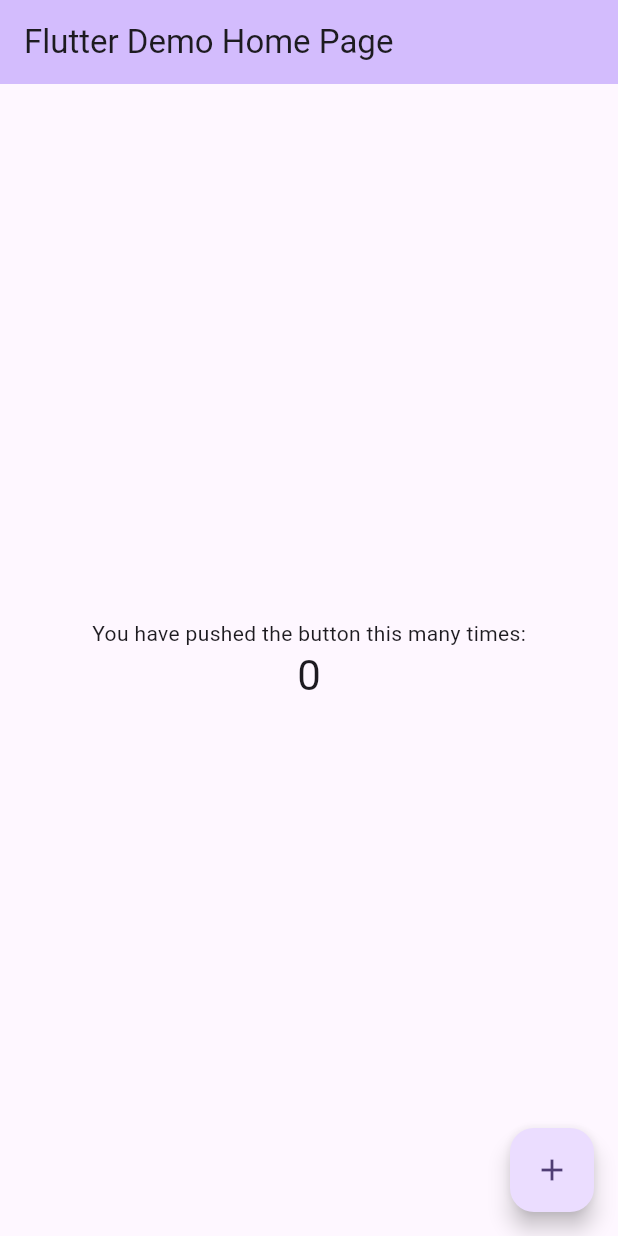
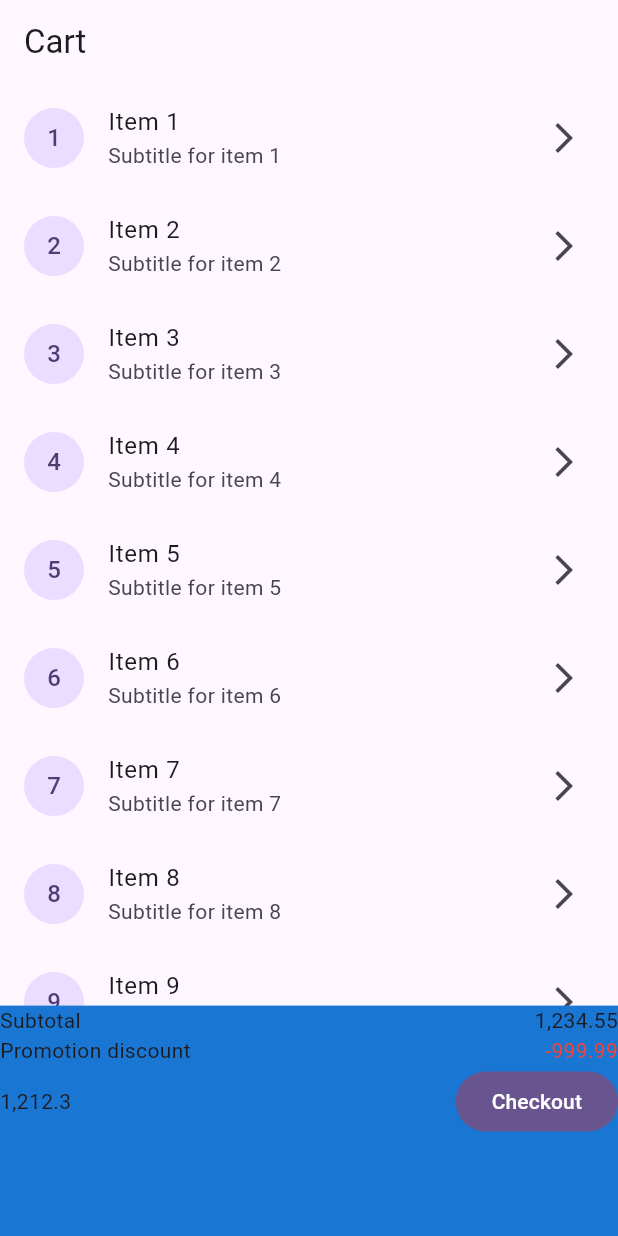
Before and after one commit to ChalermchaiPohek/chop_chop, a Flutter app: the screen it shows after launch, on a phone screen of 412 x 824 dp. Run offline on Flutter 3.47's test engine with Material 3 defaults, Android fonts, the phone set to English and light mode, and no system bars; drawn by our look-alikes of flutter_slidable; our stand-ins replace get, skeletonizer.

Commit message:
Draft UIs.

```diff
--- a/lib/main.dart
+++ b/lib/main.dart
@@ -1,4 +1,7 @@
+import 'package:chop_chop/modules/cart_screen/cart_screen.dart';
+import 'package:chop_chop/modules/product_list_screen/product_list_screen.dart';
 import 'package:flutter/material.dart';
+import 'package:get/get.dart';
 
 void main() {
   runApp(const MyApp());
@@ -6,120 +9,15 @@ void main() {
 
 class MyApp extends StatelessWidget {
   const MyApp({super.key});
-
-  // This widget is the root of your application.
   @override
   Widget build(BuildContext context) {
-    return MaterialApp(
+    return GetMaterialApp(
       title: 'Flutter Demo',
       theme: ThemeData(
-        // This is the theme of your application.
-        //
-        // TRY THIS: Try running your application with "flutter run". You'll see
-        // the application has a purple toolbar. Then, without quitting the app,
-        // try changing the seedColor in the colorScheme below to Colors.green
-        // and then invoke "hot reload" (save your changes or press the "hot
-        // reload" button in a Flutter-supported IDE, or press "r" if you used
-        // the command line to start the app).
-        //
-        // Notice that the counter didn't reset back to zero; the application
-        // state is not lost during the reload. To reset the state, use hot
-        // restart instead.
-        //
-        // This works for code too, not just values: Most code changes can be
-        // tested with just a hot reload.
         colorScheme: ColorScheme.fromSeed(seedColor: Colors.deepPurple),
         useMaterial3: true,
       ),
-      home: const MyHomePage(title: 'Flutter Demo Home Page'),
+      home: const CartScreen(),
     );
   }
 }
-
-class MyHomePage extends StatefulWidget {
-  const MyHomePage({super.key, required this.title});
-
-  // This widget is the home page of your application. It is stateful, meaning
-  // that it has a State object (defined below) that contains fields that affect
-  // how it looks.
-
-  // This class is the configuration for the state. It holds the values (in this
-  // case the title) provided by the parent (in this case the App widget) and
-  // used by the build method of the State. Fields in a Widget subclass are
-  // always marked "final".
-
-  final String title;
-
-  @override
-  State<MyHomePage> createState() => _MyHomePageState();
-}
-
-class _MyHomePageState extends State<MyHomePage> {
-  int _counter = 0;
-
-  void _incrementCounter() {
-    setState(() {
-      // This call to setState tells the Flutter framework that something has
-      // changed in this State, which causes it to rerun the build method below
-      // so that the display can reflect the updated values. If we changed
-      // _counter without calling setState(), then the build method would not be
-      // called again, and so nothing would appear to happen.
-      _counter++;
-    });
-  }
-
-  @override
-  Widget build(BuildContext context) {
-    // This method is rerun every time setState is called, for instance as done
-    // by the _incrementCounter method above.
-    //
-    // The Flutter framework has been optimized to make rerunning build methods
-    // fast, so that you can just rebuild anything that needs updating rather
-    // than having to individually change instances of widgets.
-    return Scaffold(
-      appBar: AppBar(
-        // TRY THIS: Try changing the color here to a specific color (to
-        // Colors.amber, perhaps?) and trigger a hot reload to see the AppBar
-        // change color while the other colors stay the same.
-        backgroundColor: Theme.of(context).colorScheme.inversePrimary,
-        // Here we take the value from the MyHomePage object that was created by
-        // the App.build method, and use it to set our appbar title.
-        title: Text(widget.title),
-      ),
-      body: Center(
-        // Center is a layout widget. It takes a single child and positions it
-        // in the middle of the parent.
-        child: Column(
-          // Column is also a layout widget. It takes a list of children and
-          // arranges them vertically. By default, it sizes itself to fit its
-          // children horizontally, and tries to be as tall as its parent.
-          //
-          // Column has various properties to control how it sizes itself and
-          // how it positions its children. Here we use mainAxisAlignment to
-          // center the children vertically; the main axis here is the vertical
-          // axis because Columns are vertical (the cross axis would be
-          // horizontal).
-          //
-          // TRY THIS: Invoke "debug painting" (choose the "Toggle Debug Paint"
-          // action in the IDE, or press "p" in the console), to see the
-          // wireframe for each widget.
-          mainAxisAlignment: MainAxisAlignment.center,
-          children: <Widget>[
-            const Text(
-              'You have pushed the button this many times:',
-            ),
-            Text(
-              '$_counter',
-              style: Theme.of(context).textTheme.headlineMedium,
-            ),
-          ],
-        ),
-      ),
-      floatingActionButton: FloatingActionButton(
-        onPressed: _incrementCounter,
-        tooltip: 'Increment',
-        child: const Icon(Icons.add),
-      ), // This trailing comma makes auto-formatting nicer for build methods.
-    );
-  }
-}
--- /dev/null
+++ b/lib/modules/cart_screen/cart_screen.dart
@@ -0,0 +1,91 @@
+import 'package:flutter/material.dart';
+import 'package:flutter_slidable/flutter_slidable.dart';
+
+class CartScreen extends StatefulWidget {
+  const CartScreen({super.key});
+
+  @override
+  State<CartScreen> createState() => _CartScreenState();
+}
+
+class _CartScreenState extends State<CartScreen> {
+  @override
+  Widget build(BuildContext context) {
+    return Scaffold(
+      appBar: AppBar(
+        title: Text("Cart"),
+      ),
+      body: _buildContent(context),
+    );
+  }
+
+  Widget _buildContent(BuildContext context) {
+    return Column(
+      children: [
+        Expanded(
+          flex: 8,
+          child: ListView.builder(
+            itemCount: 20,
+            shrinkWrap: true,
+            itemBuilder: (context, index) {
+              return Slidable(
+                key: ValueKey(index),
+                endActionPane: ActionPane(
+                  motion: const ScrollMotion(),
+                  children: [
+                    SlidableAction(
+                      onPressed: (ctx) {},
+                      backgroundColor: Colors.red,
+                      foregroundColor: Colors.white,
+                      icon: Icons.delete,
+                    ),
+                  ],
+                ),
+                child: ListTile(
+                  leading: CircleAvatar(child: Text('${index + 1}')),
+                  title: Text('Item ${index + 1}'),
+                  subtitle: Text('Subtitle for item ${index + 1}'),
+                  trailing: Icon(Icons.arrow_forward_ios),
+                  // onTap: () {},
+                ),
+              );
+            },
+          ),
+        ),
+        Expanded(
+          flex: 2,
+          child: Container(
+            color: Theme.of(context).primaryColorDark,
+            child: Column(
+              children: [
+                Row(
+                  children: [
+                    Expanded(child: Text("Subtotal")),
+                    Text("1,234.55"),
+                  ],
+                ),
+                Row(
+                  children: [
+                    Expanded(child: Text("Promotion discount")),
+                    Text("-999.99", style: TextStyle(color: Colors.red),),
+                  ],
+                ),
+                Row(
+                  children: [
+                    Expanded(child: Text("1,212.3")),
+                    FilledButton(
+                      onPressed: () {
+                        /// TODO: fire an api then show success or faile checkout.
+                      },
+                      child: Text("Checkout"),
+                    )
+                  ],
+                ),
+              ],
+            ),
+          ),
+        )
+      ],
+    );
+  }
+}
```
Also changed, not shown: lib/modules/product_list_screen/product_list_screen.dart (added, +78 -0 lines), pubspec.yaml (+4 -39 lines), lib/modules/cart_screen/cart_binding.dart (added), lib/modules/cart_screen/cart_controller.dart (added), lib/modules/product_list_screen/product_list_binding.dart (added), lib/modules/product_list_screen/product_list_controller.dart (added), 2 other files.
